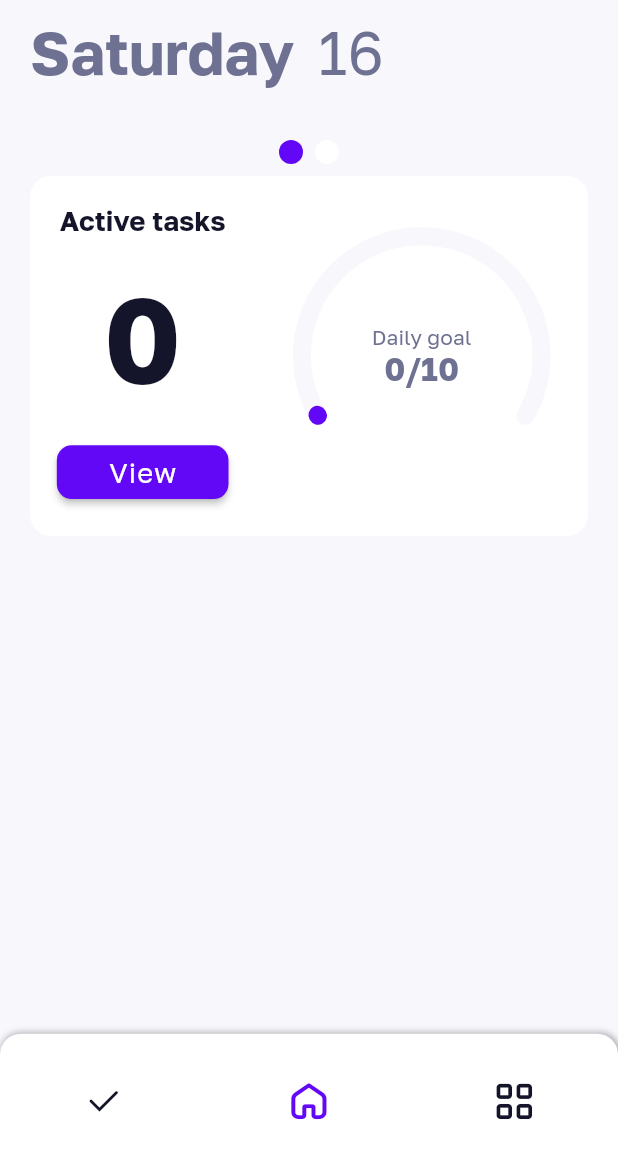
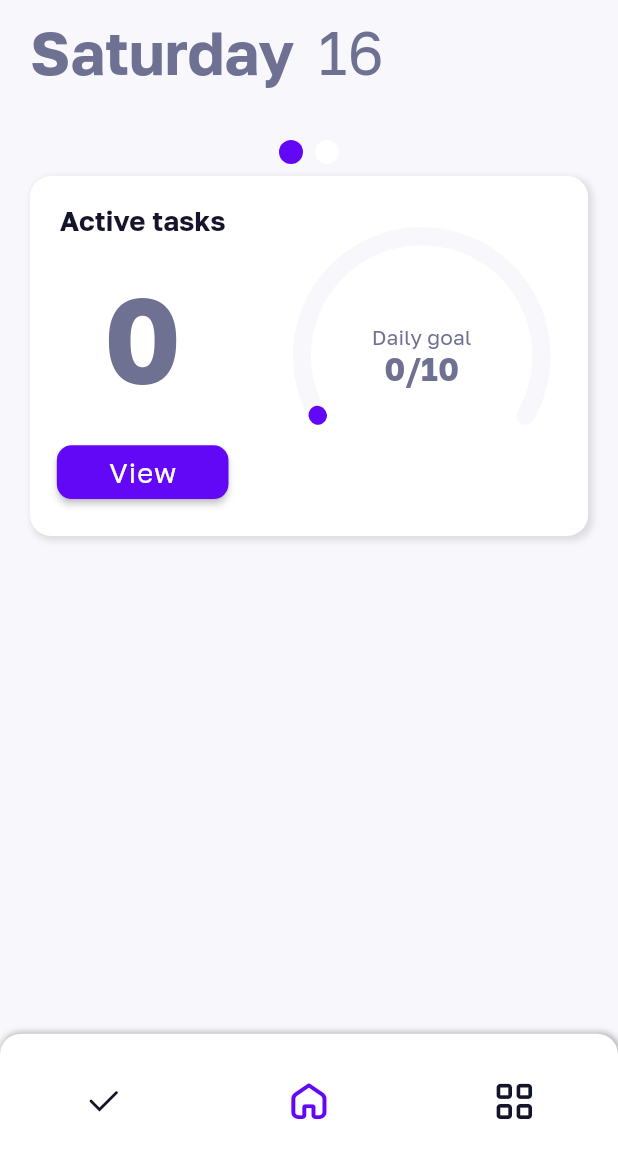
Before and after one commit to gidrokolbaska/todozoid, a Flutter app: the screen it shows once a user with an empty profile is signed in, on a phone screen of 412 x 824 dp, the part 68-1236 px from its top. Run offline on Flutter 3.47's test engine with Material 2 defaults, Android fonts, the phone set to English and light mode, and no system bars; drawn by our look-alikes of sleek_circular_slider, smooth_page_indicator; our stand-ins replace cloud_firestore, emoji_picker_flutter, firebase_auth, firebase_core, flutter_local_notifications, flutter_native_timezone and 12 more; missing offline and left inert: flutter_vibrate, flutterfire_ui, isoweek; accounts and stored records are empty.

Commit message:
changed text color

```diff
--- a/lib/views/dashboard_screen.dart
+++ b/lib/views/dashboard_screen.dart
@@ -44,6 +44,7 @@ class DashboardScreen extends StatelessWidget {
             child: Column(
               mainAxisAlignment: MainAxisAlignment.spaceEvenly,
               crossAxisAlignment: CrossAxisAlignment.start,
+              mainAxisSize: MainAxisSize.max,
               children: [
                 const SizedBox(height: 26.60),
                 Center(
@@ -70,6 +71,7 @@ class DashboardScreen extends StatelessWidget {
                 SizedBox(
                   height: 240,
                   child: PageView.builder(
+                    clipBehavior: Clip.none,
                     controller: controller,
                     // itemCount: pages.length,
                     itemBuilder: (_, index) {
@@ -77,7 +79,7 @@ class DashboardScreen extends StatelessWidget {
                     },
                   ),
                 ),
-                const SizedBox(height: 26.60),
+                //const SizedBox(height: 26.60),
               ],
             ),
           ),
@@ -97,12 +99,20 @@ class TasksCompletedThisWeek extends StatelessWidget {
   Widget build(BuildContext context) {
     return Container(
       margin: const EdgeInsets.symmetric(horizontal: 20),
-      height: 215.h,
+      //height: 215.h,
       decoration: BoxDecoration(
         borderRadius: BorderRadius.circular(14),
         color: context.isDarkMode
             ? Constants.kDarkThemeBGLightColor
             : Constants.kWhiteBgColor,
+        boxShadow: [
+          BoxShadow(
+            color: Colors.black26.withOpacity(0.1),
+            blurRadius: 3.0,
+            spreadRadius: 1.0,
+            offset: const Offset(2.0, 2.0), // shadow direction: bottom right
+          )
+        ],
       ),
       child: Padding(
         padding: const EdgeInsets.all(20),
@@ -376,12 +386,20 @@ class ActiveTasks extends StatelessWidget {
   Widget build(BuildContext context) {
     return Container(
       margin: const EdgeInsets.symmetric(horizontal: 20),
-      height: 215.h,
+      //height: 315.h,
       decoration: BoxDecoration(
         borderRadius: BorderRadius.circular(14),
         color: context.isDarkMode
             ? Constants.kDarkThemeBGLightColor
             : Constants.kWhiteBgColor,
+        boxShadow: [
+          BoxShadow(
+            color: Colors.black26.withOpacity(0.1),
+            blurRadius: 3.0,
+            spreadRadius: 1.0,
+            offset: const Offset(2.0, 2.0), // shadow direction: bottom right
+          )
+        ],
       ),
       child: Row(
         mainAxisAlignment: MainAxisAlignment.spaceAround,
@@ -426,7 +444,7 @@ class ActiveTasks extends StatelessWidget {
                         fontSize: 70.sp,
                         color: Get.isDarkMode
                             ? Constants.kDarkThemeTextColorAlternative
-                            : Constants.kBlackTextOnWhiteBGColor,
+                            : Constants.kAlternativeTextColor,
                         fontWeight: FontWeight.bold,
                       ),
                     );
```
